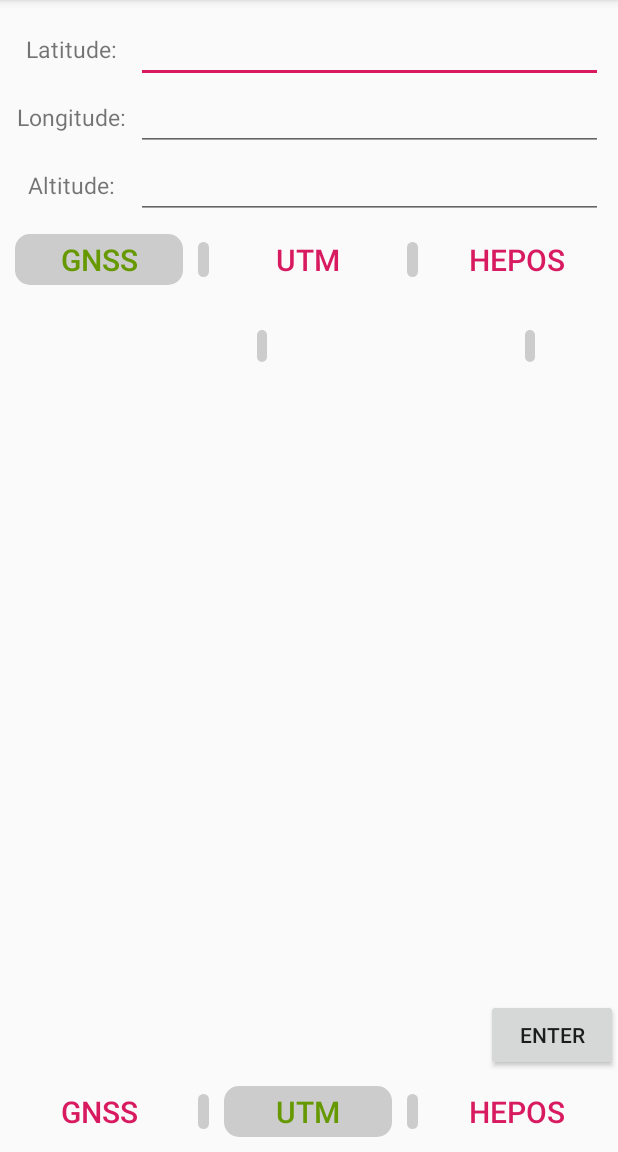
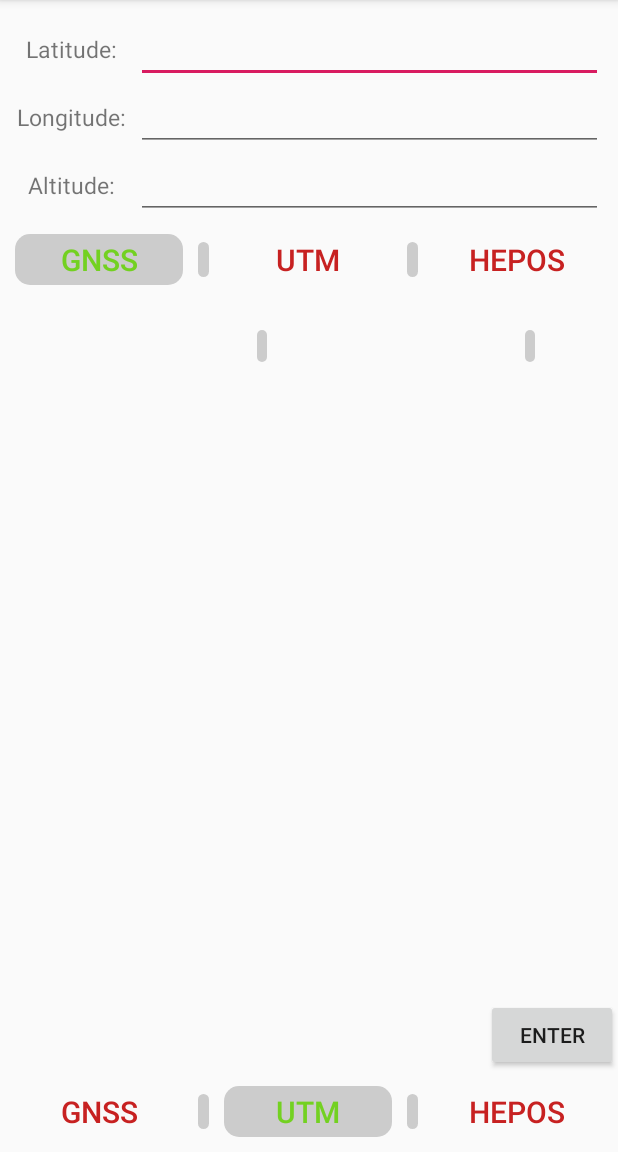
Before and after one commit to ifDroids/CoordinatesConverter, an Android app: the screen it shows after launch (MainActivity), on a phone screen of 412 x 824 dp, the part 84-1236 px from its top. Run offline under Robolectric (Android 15) with nearby library versions, the phone set to English and light mode, and no system bars; our stand-ins replace ButterKnife.

Commit message:
project: set our colors in button text

```diff
--- a/app/src/main/res/layout/activity_input_bar.xml
+++ b/app/src/main/res/layout/activity_input_bar.xml
@@ -12,7 +12,7 @@
         android:layout_weight="0.9"
         style="?android:attr/buttonBarButtonStyle"
         android:text="@string/bar_gnss"
-        android:textColor="@android:color/holo_green_dark"
+        android:textColor="@color/green"
         android:textSize="20sp"
         android:gravity="center"/>
 
@@ -31,6 +31,7 @@
         android:layout_weight="0.9"
         style="?android:attr/buttonBarButtonStyle"
         android:text="@string/bar_utm"
+        android:textColor="@color/red"
         android:textSize="20sp"
         android:gravity="center" />
 
@@ -49,6 +50,7 @@
         android:layout_weight="0.9"
         style="?android:attr/buttonBarButtonStyle"
         android:text="@string/bar_hepos"
+        android:textColor="@color/red"
         android:textSize="20sp"
         android:gravity="center" />
 
--- a/app/src/main/res/layout/activity_output_bar.xml
+++ b/app/src/main/res/layout/activity_output_bar.xml
@@ -11,6 +11,7 @@
         android:layout_height="wrap_content"
         android:layout_weight="0.9"
         style="?android:attr/buttonBarButtonStyle"
+        android:textColor="@color/red"
         android:text="@string/bar_gnss"
         android:textSize="20sp"
         android:gravity="center" />
@@ -30,7 +31,7 @@
         android:layout_weight="0.9"
         style="?android:attr/buttonBarButtonStyle"
         android:text="@string/bar_utm"
-        android:textColor="@android:color/holo_green_dark"
+        android:textColor="@color/green"
         android:textSize="20sp"
         android:gravity="center" />
 
@@ -49,6 +50,7 @@
         android:layout_weight="0.9"
         style="?android:attr/buttonBarButtonStyle"
         android:text="@string/bar_hepos"
+        android:textColor="@color/red"
         android:textSize="20sp"
         android:gravity="center" />
 
--- a/app/src/main/res/values/colors.xml
+++ b/app/src/main/res/values/colors.xml
@@ -4,4 +4,6 @@
     <color name="colorPrimaryDark">#00574B</color>
     <color name="colorAccent">#D81B60</color>
     <color name="white_60">#cccccc</color>
+    <color name="green">#73D121</color>
+    <color name="red">#C72121</color>
 </resources>
```
Also changed, not shown: app/src/main/java/com/ibo/coordinatesconv/MainActivity.java (+24 -24 lines).
